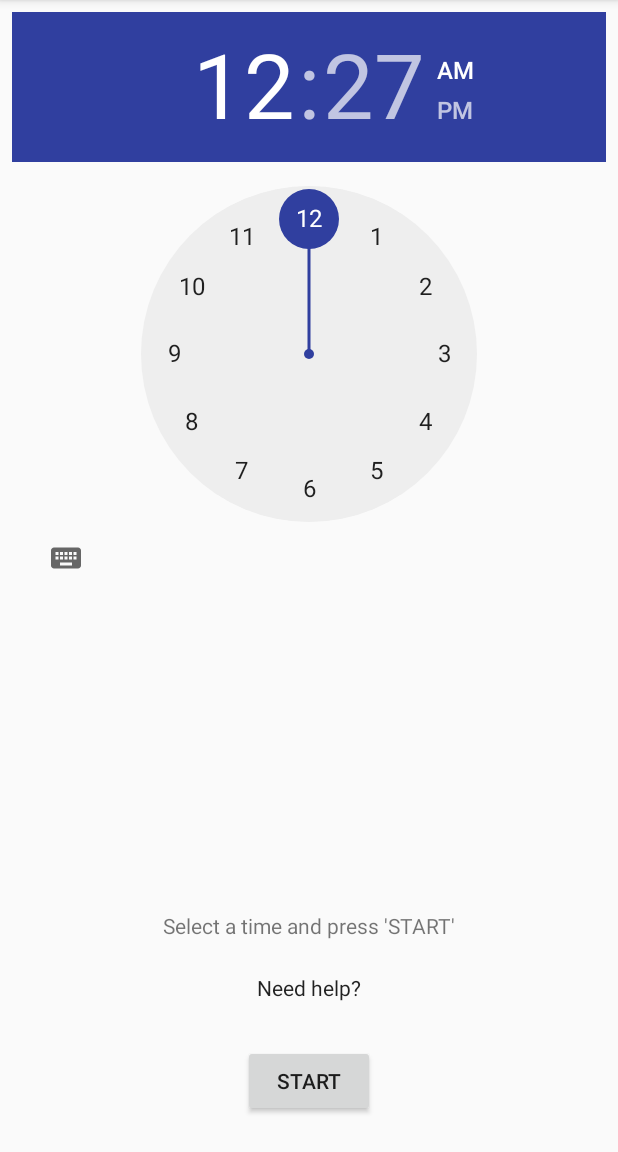
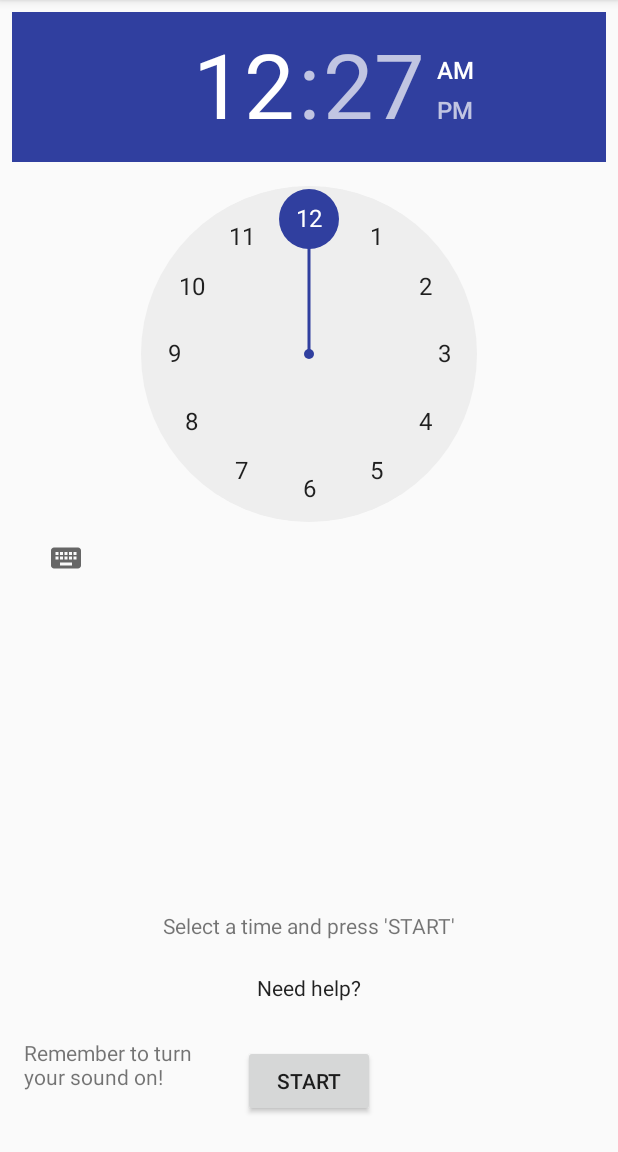
Before and after one commit to drseet/QTver1, an Android app: the MainActivity screen opened directly, with no data from a screen before it, on a phone screen of 412 x 824 dp, the part 84-1236 px from its top. Run offline under Robolectric (Android 15) with nearby library versions, the phone set to English and light mode, and no system bars.

```diff
--- a/app/src/main/res/layout/activity_main.xml
+++ b/app/src/main/res/layout/activity_main.xml
@@ -38,8 +38,8 @@
 
     <TimePicker
         android:id="@+id/timePicker"
-        android:layout_width="match_parent"
-        android:layout_height="match_parent"
+        android:layout_width="0dp"
+        android:layout_height="0dp"
         android:layout_marginBottom="12dp"
         android:layout_marginEnd="8dp"
         android:layout_marginStart="8dp"
@@ -86,4 +86,22 @@
         tools:layout_constraintRight_creator="1"
         tools:layout_constraintLeft_creator="1" />
 
+    <TextView
+        android:id="@+id/sound_remind"
+        android:layout_width="0dp"
+        android:layout_height="0dp"
+        android:text="Remember to turn your sound on!"
+        app:layout_constraintRight_toLeftOf="@+id/start_button"
+        tools:layout_constraintTop_creator="1"
+        tools:layout_constraintRight_creator="1"
+        tools:layout_constraintBottom_creator="1"
+        android:layout_marginStart="16dp"
+        app:layout_constraintBottom_toBottomOf="parent"
+        android:layout_marginEnd="26dp"
+        android:layout_marginTop="9dp"
+        app:layout_constraintTop_toBottomOf="@+id/help_button"
+        tools:layout_constraintLeft_creator="1"
+        android:layout_marginBottom="16dp"
+        app:layout_constraintLeft_toLeftOf="@+id/help_button" />
+
 </android.support.constraint.ConstraintLayout>
```
